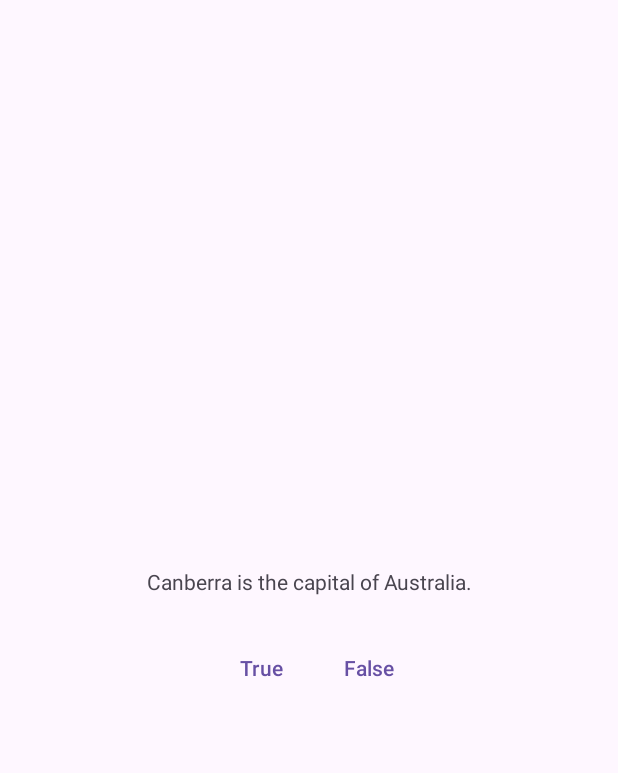
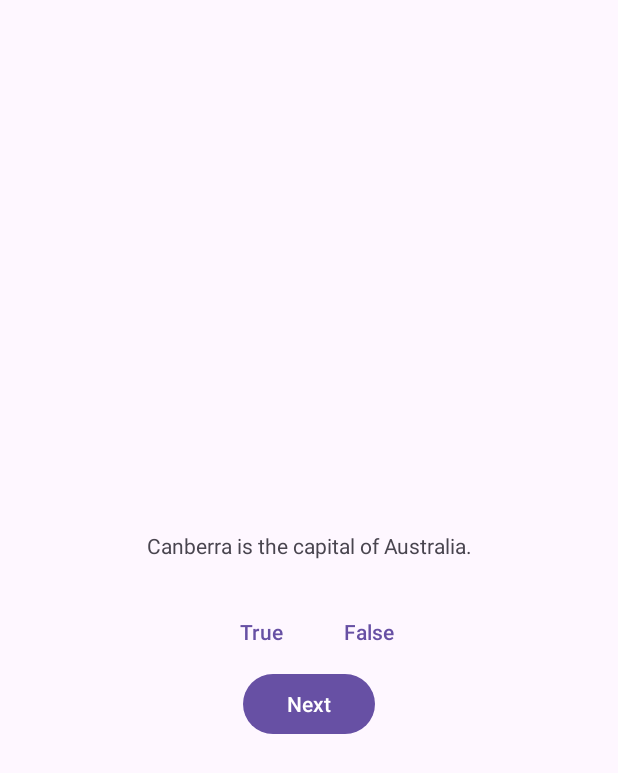
Before and after one commit to asserthq/ktl-lab4, an Android app: the layout activity_main.xml on its own in the app's theme, with its tools: preview values and no code run, on a phone screen of 412 x 824 dp. Shown: the top 773 px of the screen. Run offline under Robolectric (Android 15) with nearby library versions, the phone set to English and light mode, and no system bars.

Commit message:
feat: add 'next' button & questions bank with indexing

```diff
--- a/app/src/main/res/layout/activity_main.xml
+++ b/app/src/main/res/layout/activity_main.xml
@@ -38,4 +38,10 @@
 
     </LinearLayout>
 
+    <Button
+        android:id="@+id/next_button"
+        android:layout_width="wrap_content"
+        android:layout_height="wrap_content"
+        android:text="@string/next_button" />
+
 </LinearLayout>
```
Also changed, not shown: app/src/main/java/com/example/lab4/ui/activities/MainActivity.kt (+7 -0 lines).
